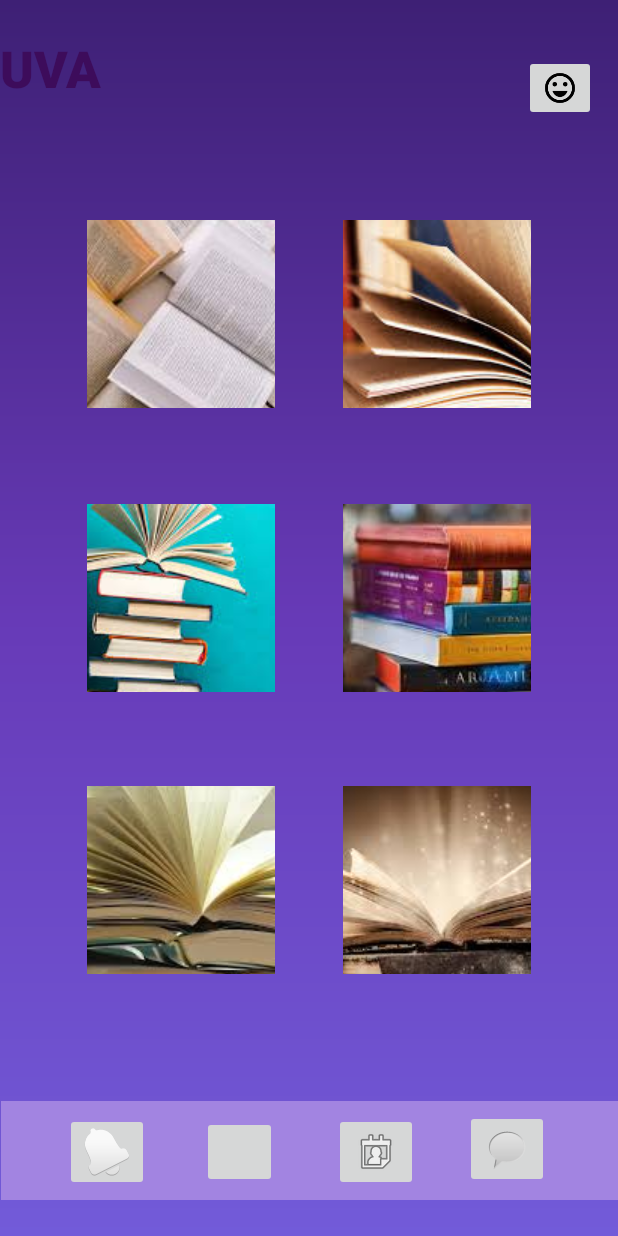
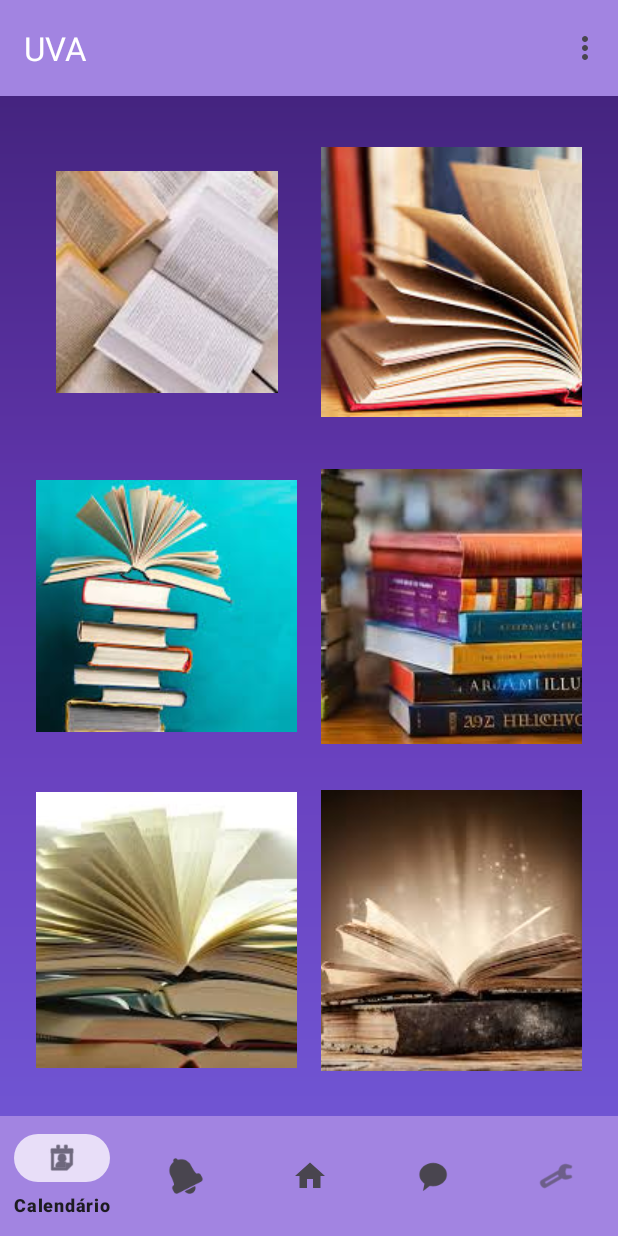
Before and after one commit to eoLellis/repositorio_academico_mobile, an Android app: the Tela_Inicial screen opened directly, with no data from a screen before it, on a phone screen of 412 x 824 dp. Run offline under Robolectric (Android 15) with nearby library versions, the phone set to English and light mode, and no system bars.

Commit message:
Atualização da tela de DISCIPLINAS

```diff
--- a/app/src/main/AndroidManifest.xml
+++ b/app/src/main/AndroidManifest.xml
@@ -16,7 +16,7 @@
             android:name=".Tela_Inicial"
             android:exported="false" />
         <activity
-            android:name=".TelaPrincipal"
+            android:name=".TelaPerfil"
             android:exported="false" />
         <activity
             android:name=".FormCadastro"
--- a/app/src/main/java/com/example/projeto_uva/TelaPrincipal.java
+++ b/app/src/main/java/com/example/projeto_uva/TelaPerfil.java
@@ -11,9 +11,8 @@ import com.google.firebase.auth.FirebaseAuth;
 import com.google.firebase.auth.FirebaseUser;
 import com.google.firebase.firestore.DocumentReference;
 import com.google.firebase.firestore.FirebaseFirestore;
-import com.google.firebase.firestore.DocumentSnapshot;
 
-public class TelaPrincipal extends AppCompatActivity {
+public class TelaPerfil extends AppCompatActivity {
 
     private TextView textNomeUser, textMatriculaUser;
     private Button btDeslogar;
@@ -23,7 +22,7 @@ public class TelaPrincipal extends AppCompatActivity {
     @Override
     protected void onCreate(Bundle savedInstanceState) {
         super.onCreate(savedInstanceState);
-        setContentView(R.layout.activity_tela_principal);
+        setContentView(R.layout.activity_tela_perfil);
 
         IniciarComponentes();
 
@@ -54,7 +53,7 @@ public class TelaPrincipal extends AppCompatActivity {
 
         btDeslogar.setOnClickListener(view -> {
             mAuth.signOut();
-            Intent intent = new Intent(TelaPrincipal.this, FormLogin.class);
+            Intent intent = new Intent(TelaPerfil.this, FormLogin.class);
             startActivity(intent);
             finish();  // Encerra a TelaPrincipal
         });
--- a/app/src/main/java/com/example/projeto_uva/Tela_Inicial.java
+++ b/app/src/main/java/com/example/projeto_uva/Tela_Inicial.java
@@ -1,15 +1,15 @@
 package com.example.projeto_uva;
 
+import android.content.Intent;
 import android.os.Bundle;
-
+import android.view.Menu;
+import android.view.MenuItem;
 import androidx.activity.EdgeToEdge;
 import androidx.appcompat.app.AppCompatActivity;
+import androidx.appcompat.widget.Toolbar;
 import androidx.core.graphics.Insets;
 import androidx.core.view.ViewCompat;
 import androidx.core.view.WindowInsetsCompat;
-import android.content.Intent;
-import android.view.View;
-import android.widget.ImageButton;
 
 public class Tela_Inicial extends AppCompatActivity {
 
@@ -18,63 +18,43 @@ public class Tela_Inicial extends AppCompatActivity {
         super.onCreate(savedInstanceState);
         EdgeToEdge.enable(this);
         setContentView(R.layout.activity_tela_inicial);
+
+        // Configura o Toolbar como barra de ação
+        Toolbar toolbar = findViewById(R.id.toolbar);
+        setSupportActionBar(toolbar);
+
+        // Ajusta os insets para edge-to-edge
         ViewCompat.setOnApplyWindowInsetsListener(findViewById(R.id.main), (v, insets) -> {
             Insets systemBars = insets.getInsets(WindowInsetsCompat.Type.systemBars());
             v.setPadding(systemBars.left, systemBars.top, systemBars.right, systemBars.bottom);
             return insets;
         });
 
-        ImageButton buttonProfile = findViewById(R.id.button_profile);
-        buttonProfile.setOnClickListener(new View.OnClickListener() {
-            @Override
-            public void onClick(View view) {
-                // Cria o Intent para redirecionar para a Tela de perfil
-                Intent intent = new Intent(Tela_Inicial.this, TelaPrincipal.class);
-                startActivity(intent);  // Inicia a nova Activity
-            }
-        });
+        // Configurar os botões de matéria conforme antes
+        // Botões para matérias
+        findViewById(R.id.button_materia1).setOnClickListener(view -> startActivity(new Intent(this, Materia1.class)));
+        findViewById(R.id.button_materia2).setOnClickListener(view -> startActivity(new Intent(this, Materia2.class)));
+        findViewById(R.id.button_materia3).setOnClickListener(view -> startActivity(new Intent(this, Materia3.class)));
+        findViewById(R.id.button_materia4).setOnClickListener(view -> startActivity(new Intent(this, Materia4.class)));
+        findViewById(R.id.button_materia5).setOnClickListener(view -> startActivity(new Intent(this, Materia5.class)));
+        findViewById(R.id.button_materia6).setOnClickListener(view -> startActivity(new Intent(this, Materia6.class)));
+    }
 
-        ImageButton ButtonMateria1 = findViewById(R.id.button_materia1);
-        ButtonMateria1.setOnClickListener(new View.OnClickListener() {
-            @Override
-            public void onClick(View view) {
-                Intent intent = new Intent(Tela_Inicial.this, Materia1.class);
-            }
-        });
-        ImageButton ButtonMateria2 = findViewById(R.id.Materia2);
-        ButtonMateria1.setOnClickListener(new View.OnClickListener() {
-            @Override
-            public void onClick(View view) {
-                Intent intent = new Intent(Tela_Inicial.this, Materia2.class);
-            }
-        });
-        ImageButton ButtonMateria3 = findViewById(R.id.Materia3);
-        ButtonMateria1.setOnClickListener(new View.OnClickListener() {
-            @Override
-            public void onClick(View view) {
-                Intent intent = new Intent(Tela_Inicial.this, Materia3.class);
-            }
-        });
-        ImageButton ButtonMateria4 = findViewById(R.id.Materia4);
-        ButtonMateria1.setOnClickListener(new View.OnClickListener() {
-            @Override
-            public void onClick(View view) {
-                Intent intent = new Intent(Tela_Inicial.this, Materia4.class);
-            }
-        });
-        ImageButton ButtonMateria5 = findViewById(R.id.Materia5);
-        ButtonMateria1.setOnClickListener(new View.OnClickListener() {
-            @Override
-            public void onClick(View view) {
-                Intent intent = new Intent(Tela_Inicial.this, Materia5.class);
-            }
-        });
-        ImageButton ButtonMateria6 = findViewById(R.id.Materia6);
-        ButtonMateria1.setOnClickListener(new View.OnClickListener() {
-            @Override
-            public void onClick(View view) {
-                Intent intent = new Intent(Tela_Inicial.this, Materia6.class);
-            }
-        });
+    @Override
+    public boolean onCreateOptionsMenu(Menu menu) {
+        // Infla o menu no Toolbar
+        getMenuInflater().inflate(R.menu.toolbar_menu, menu);
+        return true;
+    }
+
+    @Override
+    public boolean onOptionsItemSelected(MenuItem item) {
+        if (item.getItemId() == R.id.menu_profile) {
+            // Abre a tela de perfil quando o item do menu é clicado
+            Intent intent = new Intent(Tela_Inicial.this, TelaPerfil.class);
+            startActivity(intent);
+            return true;
+        }
+        return super.onOptionsItemSelected(item);
     }
 }
--- a/app/src/main/res/drawable/button.xml
+++ b/app/src/main/res/drawable/button.xml
@@ -2,7 +2,7 @@
 <shape xmlns:android="http://schemas.android.com/apk/res/android">
 
 
-    <corners android:radius="20dp"/>
+    <corners android:radius="2000dp"/>
 
     <gradient        android:startColor="@color/darkPurple"
         android:centerColor="@color/purple"
--- /dev/null
+++ b/app/src/main/res/drawable/ic_home.xml
@@ -0,0 +1,5 @@
+<vector xmlns:android="http://schemas.android.com/apk/res/android" android:height="24dp" android:tint="#000000" android:viewportHeight="24" android:viewportWidth="24" android:width="24dp">
+
+    <path android:fillColor="@android:color/white" android:pathData="M10,20v-6h4v6h5v-8h3L12,3 2,12h3v8z"/>
+
+</vector>
--- a/app/src/main/res/layout/activity_form_cadastro.xml
+++ b/app/src/main/res/layout/activity_form_cadastro.xml
@@ -47,7 +47,7 @@
         style="@style/Edit_Text"
         android:layout_marginTop="12dp"
         android:drawableRight="@drawable/ic_matricula"
-        android:hint="Sua matricula..."
+        android:hint="Seu E-mail Institucional..."
         android:inputType="textEmailAddress"
         app:layout_constraintEnd_toEndOf="@id/containerComponents"
         app:layout_constraintStart_toStartOf="@id/containerComponents"
--- a/app/src/main/res/layout/activity_form_login.xml
+++ b/app/src/main/res/layout/activity_form_login.xml
@@ -45,7 +45,7 @@
             style="@style/Edit_Text"
             android:layout_marginTop="12dp"
             android:drawableRight="@drawable/ic_matricula"
-            android:hint="Digite sua Matrícula..."
+            android:hint="Digite seus emails..."
             android:inputType="textEmailAddress"
             app:layout_constraintEnd_toEndOf="@id/containerComponents"
             app:layout_constraintStart_toStartOf="@+id/containerComponents"
--- a/app/src/main/res/layout/activity_tela_inicial.xml
+++ b/app/src/main/res/layout/activity_tela_inicial.xml
@@ -1,203 +1,101 @@
-<?xml version="1.0" encoding="utf-8"?>
-<androidx.constraintlayout.widget.ConstraintLayout xmlns:android="http://schemas.android.com/apk/res/android"
+<androidx.constraintlayout.widget.ConstraintLayout
+    android:id="@+id/main"
+    xmlns:android="http://schemas.android.com/apk/res/android"
     xmlns:app="http://schemas.android.com/apk/res-auto"
     xmlns:tools="http://schemas.android.com/tools"
-    android:id="@+id/main"
     android:layout_width="match_parent"
     android:layout_height="match_parent"
-    android:background="@drawable/background"
-    tools:context=".Tela_Inicial">
+    android:background="@drawable/background">
 
-    <androidx.constraintlayout.widget.ConstraintLayout
-        android:id="@+id/Topbar"
-        android:layout_width="412dp"
-        android:layout_height="59dp"
-        android:layout_marginBottom="1dp"
-        app:layout_constraintBottom_toTopOf="@+id/content_screen"
-        app:layout_constraintEnd_toEndOf="parent"
-        app:layout_constraintStart_toStartOf="parent"
-        app:layout_constraintTop_toTopOf="parent">
+    <!-- Top bar -->
+    <androidx.appcompat.widget.Toolbar
+        android:id="@+id/toolbar"
+        android:layout_width="match_parent"
+        android:layout_height="wrap_content"
+        android:background="#A284E1"
+        app:title="UVA"
+        app:titleTextColor="#FFFFFF"/>
 
-        <TextView
-            android:id="@+id/textView"
-            android:layout_width="wrap_content"
-            android:layout_height="wrap_content"
-            android:fontFamily="sans-serif-black"
-            android:text="UVA"
-            android:textColor="#3D0C5B"
-            android:textSize="34sp"
-            tools:layout_editor_absoluteX="14dp"
-            tools:layout_editor_absoluteY="3dp" />
+    <!-- Grid for Discipline Buttons -->
+    <GridLayout
+        android:id="@+id/grid_disciplines"
+        android:layout_width="match_parent"
+        android:layout_height="0dp"
+        android:layout_margin="16dp"
+        android:columnCount="2"
+        app:layout_constraintTop_toBottomOf="@+id/toolbar"
+        app:layout_constraintBottom_toTopOf="@+id/bottom_navigation">
+
+        <!-- Example Discipline Button -->
+        <ImageButton
+            android:id="@+id/button_materia1"
+            android:layout_width="0dp"
+            android:layout_height="0dp"
+            android:layout_margin="8dp"
+            android:layout_rowWeight="1"
+            android:layout_columnWeight="1"
+            app:srcCompat="@drawable/download"
+            android:background="?attr/selectableItemBackgroundBorderless" />
 
         <ImageButton
-            android:id="@+id/button_profile"
-            android:layout_width="wrap_content"
-            android:layout_height="wrap_content"
-            android:layout_marginStart="266dp"
-            android:layout_marginTop="14dp"
-            android:layout_marginBottom="2dp"
-            app:layout_constraintBottom_toBottomOf="parent"
-            app:layout_constraintEnd_toEndOf="parent"
-            app:layout_constraintStart_toEndOf="@+id/textView"
-            app:layout_constraintTop_toTopOf="parent"
-            app:srcCompat="@drawable/ic_nome" />
-    </androidx.constraintlayout.widget.ConstraintLayout>
-
-    <androidx.constraintlayout.widget.ConstraintLayout
-        android:id="@+id/content_screen"
-        android:layout_width="409dp"
-        android:layout_height="602dp"
-        android:layout_marginStart="1dp"
-        android:layout_marginTop="1dp"
-        android:layout_marginEnd="1dp"
-        android:layout_marginBottom="1dp"
-        app:layout_constraintBottom_toTopOf="@+id/Bottombar"
-        app:layout_constraintEnd_toEndOf="parent"
-        app:layout_constraintHorizontal_bias="0.0"
-        app:layout_constraintStart_toStartOf="parent"
-        app:layout_constraintTop_toBottomOf="@+id/Topbar">
+            android:id="@+id/button_materia2"
+            android:layout_width="0dp"
+            android:layout_height="0dp"
+            android:layout_margin="8dp"
+            android:layout_rowWeight="1"
+            android:layout_columnWeight="1"
+            app:srcCompat="@drawable/livros2"
+            android:background="?attr/selectableItemBackgroundBorderless" />
 
         <ImageButton
-            android:id="@+id/button_materia1"
-            android:layout_width="125dp"
-            android:layout_height="125dp"
-            app:layout_constraintBottom_toBottomOf="parent"
-            app:layout_constraintEnd_toEndOf="parent"
-            app:layout_constraintHorizontal_bias="0.2"
-            app:layout_constraintStart_toStartOf="parent"
-            app:layout_constraintTop_toTopOf="parent"
-            app:layout_constraintVertical_bias="0.083"
-            app:srcCompat="@drawable/download" />
+            android:id="@+id/button_materia3"
+            android:layout_width="0dp"
+            android:layout_height="0dp"
+            android:layout_margin="8dp"
+            android:layout_rowWeight="1"
+            android:layout_columnWeight="1"
+            app:srcCompat="@drawable/livros3"
+            android:background="?attr/selectableItemBackgroundBorderless" />
+        <ImageButton
+            android:id="@+id/button_materia4"
+            android:layout_width="0dp"
+            android:layout_height="0dp"
+            android:layout_margin="8dp"
+            android:layout_rowWeight="1"
+            android:layout_columnWeight="1"
+            app:srcCompat="@drawable/livros4"
+            android:background="?attr/selectableItemBackgroundBorderless" />
+        <ImageButton
+            android:id="@+id/button_materia5"
+            android:layout_width="0dp"
+            android:layout_height="0dp"
+            android:layout_margin="8dp"
+            android:layout_rowWeight="1"
+            android:layout_columnWeight="1"
+            app:srcCompat="@drawable/livros5"
+            android:background="?attr/selectableItemBackgroundBorderless" />
+        <ImageButton
+            android:id="@+id/button_materia6"
+            android:layout_width="0dp"
+            android:layout_height="0dp"
+            android:layout_margin="8dp"
+            android:layout_rowWeight="1"
+            android:layout_columnWeight="1"
+            app:srcCompat="@drawable/livros6"
+            android:background="?attr/selectableItemBackgroundBorderless" />
 
-        <ImageButton
-            android:id="@+id/Materia2"
-            android:layout_width="125dp"
-            android:layout_height="125dp"
-            app:layout_constraintBottom_toBottomOf="parent"
-            app:layout_constraintEnd_toEndOf="parent"
-            app:layout_constraintHorizontal_bias="0.8"
-            app:layout_constraintStart_toStartOf="parent"
-            app:layout_constraintTop_toTopOf="parent"
-            app:layout_constraintVertical_bias="0.083"
-            app:srcCompat="@drawable/livros2" />
+        <!-- Add other buttons with similar structure -->
 
-        <ImageButton
-            android:id="@+id/Materia3"
-            android:layout_width="125dp"
-            android:layout_height="125dp"
-            app:layout_constraintBottom_toBottomOf="parent"
-            app:layout_constraintEnd_toEndOf="parent"
-            app:layout_constraintHorizontal_bias="0.2"
-            app:layout_constraintStart_toStartOf="parent"
-            app:layout_constraintTop_toTopOf="parent"
-            app:layout_constraintVertical_bias="0.48"
-            app:srcCompat="@drawable/livros3" />
+    </GridLayout>
 
-        <ImageButton
-            android:id="@+id/Materia4"
-            android:layout_width="125dp"
-            android:layout_height="125dp"
-            app:layout_constraintBottom_toBottomOf="parent"
-            app:layout_constraintEnd_toEndOf="parent"
-            app:layout_constraintHorizontal_bias="0.8"
-            app:layout_constraintStart_toStartOf="parent"
-            app:layout_constraintTop_toTopOf="parent"
-            app:layout_constraintVertical_bias="0.48"
-            app:srcCompat="@drawable/livros4" />
-
-        <ImageButton
-            android:id="@+id/Materia5"
-            android:layout_width="125dp"
-            android:layout_height="125dp"
-            app:layout_constraintBottom_toBottomOf="parent"
-            app:layout_constraintEnd_toEndOf="parent"
-            app:layout_constraintHorizontal_bias="0.2"
-            app:layout_constraintStart_toStartOf="parent"
-            app:layout_constraintTop_toTopOf="parent"
-            app:layout_constraintVertical_bias="0.874"
-            app:srcCompat="@drawable/livros5" />
-
-        <ImageButton
-            android:id="@+id/Materia6"
-            android:layout_width="125dp"
-            android:layout_height="125dp"
-            app:layout_constraintBottom_toBottomOf="parent"
-            app:layout_constraintEnd_toEndOf="parent"
-            app:layout_constraintHorizontal_bias="0.8"
-            app:layout_constraintStart_toStartOf="parent"
-            app:layout_constraintTop_toTopOf="parent"
-            app:layout_constraintVertical_bias="0.874"
-            app:srcCompat="@drawable/livros6" />
-    </androidx.constraintlayout.widget.ConstraintLayout>
-
-    <androidx.constraintlayout.widget.ConstraintLayout
-        android:id="@+id/Bottombar"
-        android:layout_width="411dp"
-        android:layout_height="66dp"
-        android:layout_marginTop="1dp"
-        android:layout_marginBottom="1dp"
+    <!-- Bottom Navigation Bar -->
+    <com.google.android.material.bottomnavigation.BottomNavigationView
+        android:id="@+id/bottom_navigation"
+        android:layout_width="match_parent"
+        android:layout_height="wrap_content"
         android:background="#A284E1"
         app:layout_constraintBottom_toBottomOf="parent"
-        app:layout_constraintEnd_toEndOf="parent"
-        app:layout_constraintHorizontal_bias="1.0"
-        app:layout_constraintStart_toStartOf="parent"
-        app:layout_constraintTop_toBottomOf="@+id/content_screen">
-
-        <ImageButton
-            android:id="@+id/notificacao"
-            android:layout_width="wrap_content"
-            android:layout_height="wrap_content"
-            android:layout_marginTop="8dp"
-            android:layout_marginBottom="8dp"
-            app:layout_constraintBottom_toBottomOf="parent"
-            app:layout_constraintEnd_toEndOf="parent"
-            app:layout_constraintHorizontal_bias="0.12"
-            app:layout_constraintStart_toStartOf="parent"
-            app:layout_constraintTop_toTopOf="parent"
-            app:layout_constraintVertical_bias="0.0"
-            app:srcCompat="@android:drawable/ic_popup_reminder" />
-
-        <ImageButton
-            android:id="@+id/grupo"
-            android:layout_width="50dp"
-            android:layout_height="48dp"
-            android:layout_marginTop="8dp"
-            android:layout_marginBottom="8dp"
-            app:layout_constraintBottom_toBottomOf="parent"
-            app:layout_constraintEnd_toEndOf="parent"
-            app:layout_constraintHorizontal_bias="0.37"
-            app:layout_constraintStart_toStartOf="parent"
-            app:layout_constraintTop_toTopOf="parent"
-            app:layout_constraintVertical_bias="1.0"
-            tools:srcCompat="@tools:sample/avatars" />
-
-        <ImageButton
-            android:id="@+id/calendario"
-            android:layout_width="wrap_content"
-            android:layout_height="wrap_content"
-            android:layout_marginTop="8dp"
-            android:layout_marginBottom="8dp"
-            app:layout_constraintBottom_toBottomOf="parent"
-            app:layout_constraintEnd_toEndOf="parent"
-            app:layout_constraintHorizontal_bias="0.625"
-            app:layout_constraintStart_toStartOf="parent"
-            app:layout_constraintTop_toTopOf="parent"
-            app:layout_constraintVertical_bias="0.0"
-            app:srcCompat="@android:drawable/ic_menu_my_calendar" />
-
-        <ImageButton
-            android:id="@+id/notas"
-            android:layout_width="wrap_content"
-            android:layout_height="wrap_content"
-            android:layout_marginTop="8dp"
-            android:layout_marginBottom="8dp"
-            app:layout_constraintBottom_toBottomOf="parent"
-            app:layout_constraintEnd_toEndOf="parent"
-            app:layout_constraintHorizontal_bias="0.87"
-            app:layout_constraintStart_toStartOf="parent"
-            app:layout_constraintTop_toTopOf="parent"
-            app:layout_constraintVertical_bias="1.0"
-            app:srcCompat="@android:drawable/sym_action_chat" />
-    </androidx.constraintlayout.widget.ConstraintLayout>
+        app:menu="@menu/button_navigation_menu"
+        tools:layout_editor_absoluteX="0dp" />
 
 </androidx.constraintlayout.widget.ConstraintLayout>
--- a/app/src/main/res/layout/activity_tela_principal.xml
+++ b/app/src/main/res/layout/activity_tela_perfil.xml
@@ -6,7 +6,7 @@
     android:layout_width="match_parent"
     android:layout_height="match_parent"
     android:background="@drawable/background"
-    tools:context=".TelaPrincipal">
+    tools:context=".TelaPerfil">
 
     <View
         android:id="@+id/containerUser"
--- /dev/null
+++ b/app/src/main/res/menu/button_navigation_menu.xml
@@ -0,0 +1,23 @@
+<?xml version="1.0" encoding="utf-8"?>
+<menu xmlns:android="http://schemas.android.com/apk/res/android">
+    <item
+        android:id="@+id/nav_calendario"
+        android:icon="@android:drawable/ic_menu_my_calendar"
+        android:title="Calendário"/>
+    <item
+        android:id="@+id/nav_notificacoes"
+        android:icon="@android:drawable/ic_popup_reminder"
+        android:title="Notificações"/>
+    <item
+        android:id="@+id/nav_principal"
+        android:icon="@drawable/ic_home"
+        android:title="Principal"/>
+    <item
+        android:id="@+id/nav_mensagens"
+        android:icon="@android:drawable/sym_action_chat"
+        android:title="Mensagens"/>
+    <item
+        android:id="@+id/nav_configuracoes"
+        android:icon="@android:drawable/ic_menu_manage"
+        android:title="Configurações"/>
+</menu>
--- /dev/null
+++ b/app/src/main/res/menu/toolbar_menu.xml
@@ -0,0 +1,8 @@
+<?xml version="1.0" encoding="utf-8"?>
+<menu xmlns:android="http://schemas.android.com/apk/res/android">
+    <item
+        android:id="@+id/menu_profile"
+        android:icon="@drawable/ic_user"
+    android:title="Perfil"
+    android:showAsAction="ifRoom" />
+</menu>
```
